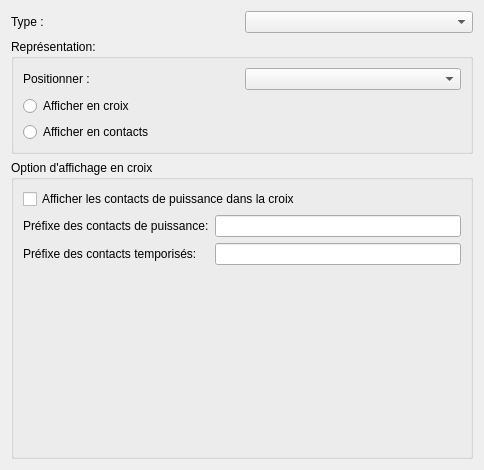
Old version of the form sources/ui/xrefpropertieswidget.ui in the repository qelectrotech/qelectrotech-source-mirror.
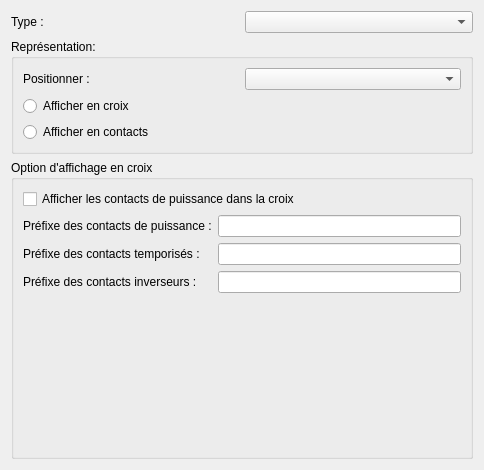
New version of the form.

Commit message: xref: switch contact is managed by cross ref

Diff of the .ui file:
```diff
--- a/sources/ui/xrefpropertieswidget.ui
+++ b/sources/ui/xrefpropertieswidget.ui
@@ -84,26 +84,36 @@
       </item>
       <item>
        <layout class="QGridLayout" name="gridLayout">
-        <item row="1" column="1">
-         <widget class="QLineEdit" name="m_delay_prefix_le"/>
-        </item>
-        <item row="0" column="1">
-         <widget class="QLineEdit" name="m_power_prefix_le"/>
-        </item>
         <item row="0" column="0">
          <widget class="QLabel" name="label">
           <property name="text">
-           <string>Préfixe des contacts de puissance:</string>
+           <string>Préfixe des contacts de puissance :</string>
           </property>
          </widget>
         </item>
         <item row="1" column="0">
          <widget class="QLabel" name="label_2">
           <property name="text">
-           <string>Préfixe des contacts temporisés:</string>
+           <string>Préfixe des contacts temporisés :</string>
           </property>
          </widget>
         </item>
+        <item row="1" column="1">
+         <widget class="QLineEdit" name="m_delay_prefix_le"/>
+        </item>
+        <item row="0" column="1">
+         <widget class="QLineEdit" name="m_power_prefix_le"/>
+        </item>
+        <item row="2" column="0">
+         <widget class="QLabel" name="label_5">
+          <property name="text">
+           <string>Préfixe des contacts inverseurs :</string>
+          </property>
+         </widget>
+        </item>
+        <item row="2" column="1">
+         <widget class="QLineEdit" name="m_switch_prefix_le"/>
+        </item>
        </layout>
       </item>
       <item>
```
The commit also changes 7 other files.
